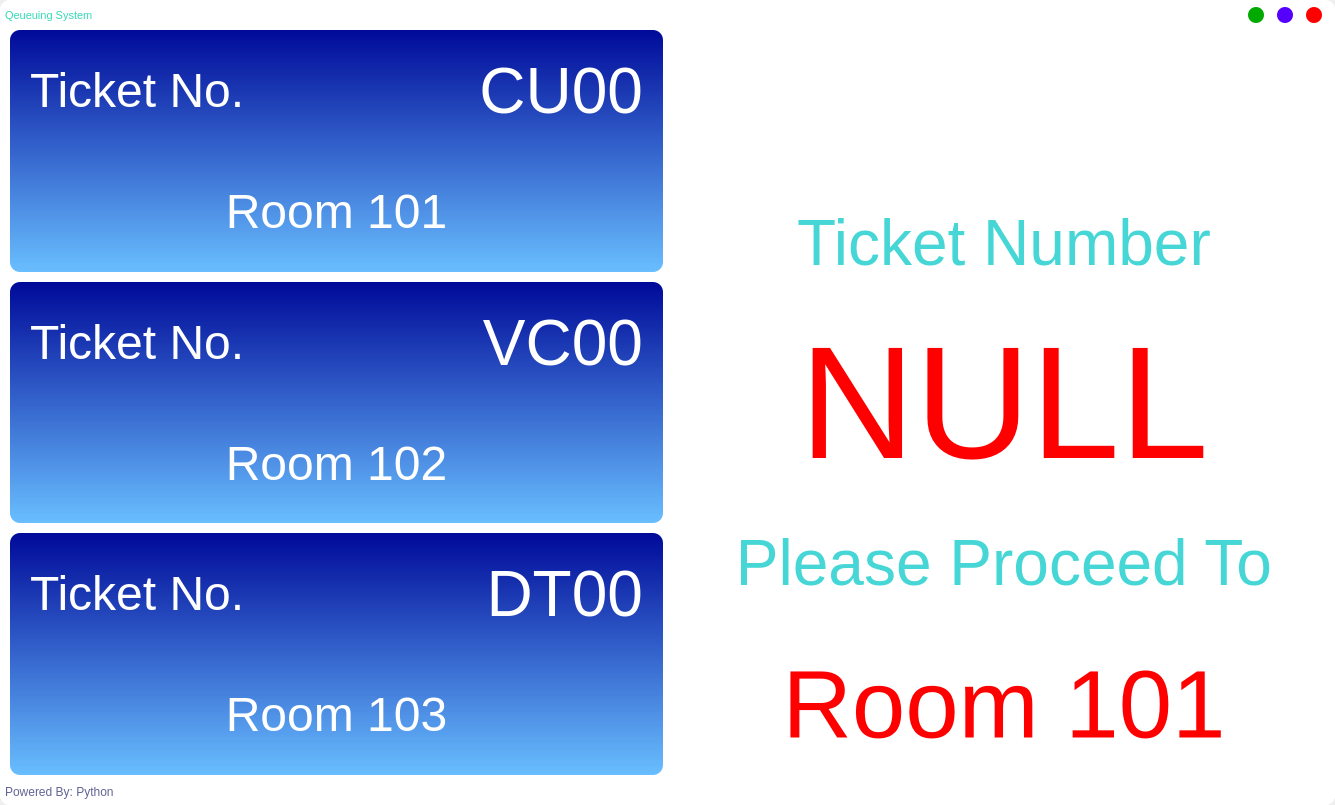
Above: main.ui from ornido77/Line-Queuing-and-Ticketing-System before the change. Below: the same form after it.
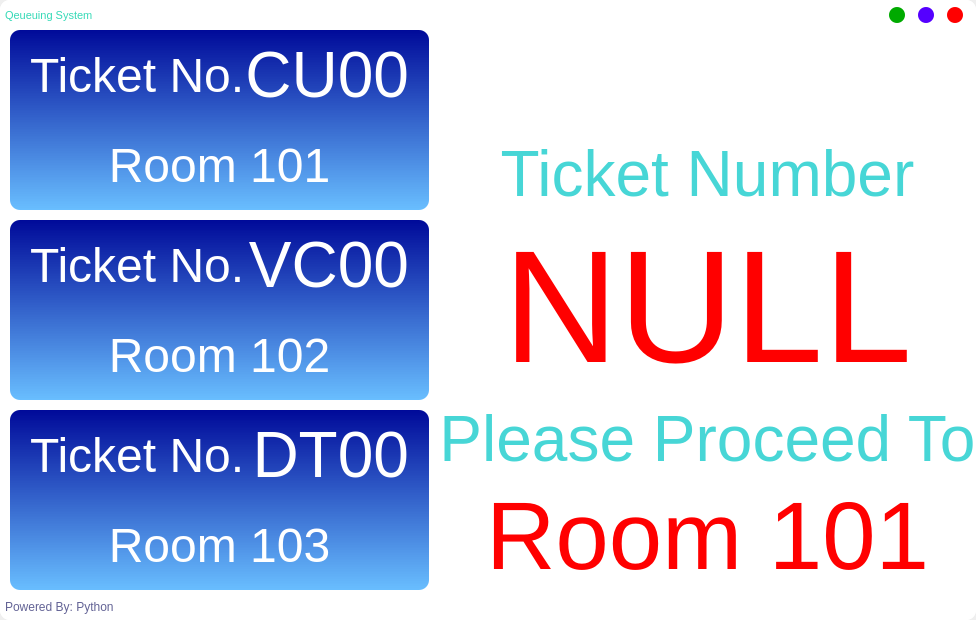
That is the form after the change. Icons and pictures are not drawn.

Patch:
```diff
--- a/main.ui
+++ b/main.ui
@@ -6,8 +6,8 @@
    <rect>
     <x>0</x>
     <y>0</y>
-    <width>1335</width>
-    <height>805</height>
+    <width>943</width>
+    <height>620</height>
    </rect>
   </property>
   <property name="windowTitle">
@@ -300,7 +300,7 @@
            <widget class="QFrame" name="frame_leftBody">
             <property name="maximumSize">
              <size>
-              <width>700</width>
+              <width>500</width>
               <height>16777215</height>
              </size>
             </property>
@@ -705,8 +705,8 @@
                </property>
                <property name="maximumSize">
                 <size>
-                 <width>500</width>
-                 <height>150</height>
+                 <width>300</width>
+                 <height>130</height>
                 </size>
                </property>
                <property name="font">
@@ -745,7 +745,7 @@
                 </font>
                </property>
                <property name="styleSheet">
-                <string notr="true">color: rgb(71, 214, 214);</string>
+                <string notr="true">color: rgb(71, 214, 214); background-color:none;</string>
                </property>
                <property name="text">
                 <string>Ticket Number</string>
@@ -763,7 +763,7 @@
                 </font>
                </property>
                <property name="styleSheet">
-                <string notr="true">color: rgb(255, 0, 0);</string>
+                <string notr="true">color: rgb(255, 0, 0); background-color:none</string>
                </property>
                <property name="text">
                 <string>NULL</string>
@@ -784,7 +784,7 @@
                 </font>
                </property>
                <property name="styleSheet">
-                <string notr="true">color: rgb(71, 214, 214);</string>
+                <string notr="true">color: rgb(71, 214, 214); background-color:none</string>
                </property>
                <property name="text">
                 <string>Please Proceed To</string>
@@ -802,7 +802,7 @@
                 </font>
                </property>
                <property name="styleSheet">
-                <string notr="true">color: rgb(255, 0, 0);</string>
+                <string notr="true">color: rgb(255, 0, 0); background-color:none</string>
                </property>
                <property name="text">
                 <string>Room 101</string>
```
